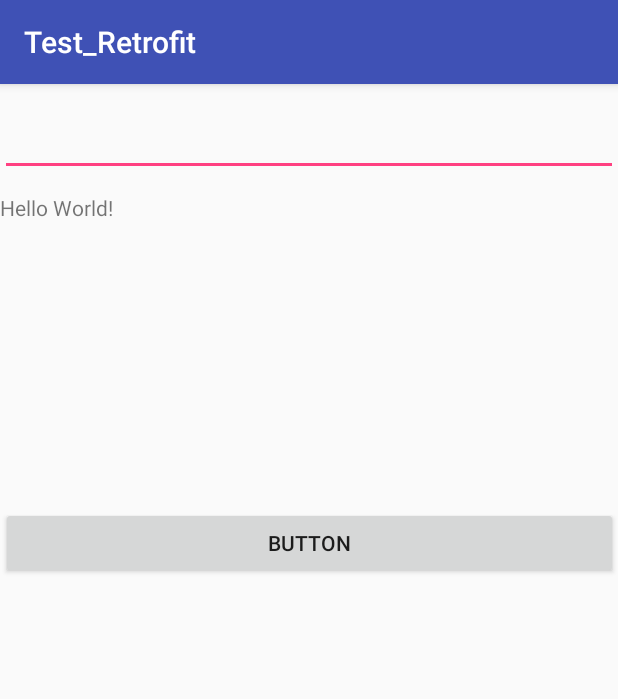
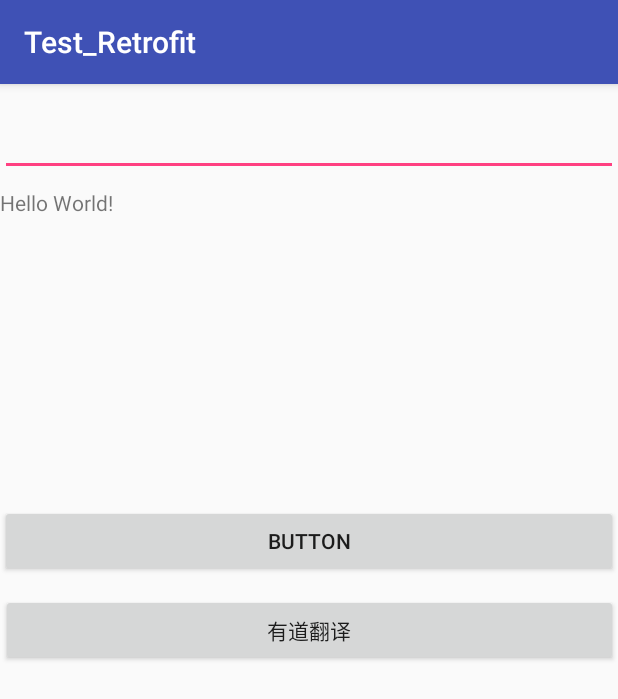
Before and after one commit to FangWolf/Test_Rerofit, an Android app: the screen it shows after launch (GetRequest_Activity), on a phone screen of 412 x 824 dp. Shown: the top 699 px of the screen. Run offline under Robolectric (Android 15) with nearby library versions, the phone set to English and light mode, and no system bars.

Commit message:
有道翻译

```diff
--- a/app/src/main/java/com/fangwolf/test_retrofit/GetRequest_Activity.java
+++ b/app/src/main/java/com/fangwolf/test_retrofit/GetRequest_Activity.java
@@ -17,8 +17,8 @@ import retrofit2.Retrofit;
 import retrofit2.converter.gson.GsonConverterFactory;
 
 public class GetRequest_Activity extends AppCompatActivity {
-    EditText editText;
-    TextView textView;
+    EditText editText,editText2;
+    TextView textView,textView2;
     @Override
     protected void onCreate(Bundle savedInstanceState) {
         super.onCreate(savedInstanceState);
@@ -27,11 +27,50 @@ public class GetRequest_Activity extends AppCompatActivity {
         editText = findViewById(R.id.edit);
         textView = findViewById(R.id.textView);
         Button button = findViewById(R.id.button);
+        Button button2 = findViewById(R.id.button2);
 
         button.setOnClickListener(new View.OnClickListener() {
             @Override
             public void onClick(View v) {
                 requset();
+            }
+        });
+        button2.setOnClickListener(new View.OnClickListener() {
+            @Override
+            public void onClick(View v) {
+                requset2();
+            }
+        });
+    }
+
+    private void requset2() {
+        //步骤4:创建Retrofit对象
+        Retrofit retrofit = new Retrofit.Builder()
+                .baseUrl("http://fanyi.youdao.com/") // 设置 网络请求 Url
+                .addConverterFactory(GsonConverterFactory.create()) //设置使用Gson解析(记得加入依赖)
+                .build();
+
+        // 步骤5:创建 网络请求接口 的实例
+        PostRequest_Interface request = retrofit.create(PostRequest_Interface.class);
+
+        //对 发送请求 进行封装(设置需要翻译的内容)
+        Call<TranslationY> call = request.getCall("I love you");
+
+        //步骤6:发送网络请求(异步)
+        call.enqueue(new Callback<TranslationY>() {
+
+            //请求成功时回调
+            @Override
+            public void onResponse(Call<TranslationY> call, Response<TranslationY> response) {
+                // 步骤7：处理返回的数据结果：输出翻译的内容
+                System.out.println(response.body().getTranslateResult().get(0).get(0).getTgt());
+            }
+
+            //请求失败时回调
+            @Override
+            public void onFailure(Call<TranslationY> call, Throwable throwable) {
+                System.out.println("请求失败");
+                System.out.println(throwable.getMessage());
             }
         });
     }
--- /dev/null
+++ b/app/src/main/java/com/fangwolf/test_retrofit/PostRequest_Interface.java
@@ -0,0 +1,15 @@
+package com.fangwolf.test_retrofit;
+
+import retrofit2.Call;
+import retrofit2.http.Field;
+import retrofit2.http.FormUrlEncoded;
+import retrofit2.http.POST;
+
+public interface PostRequest_Interface {
+    @POST("translate?doctype=json&jsonversion=&type=&keyfrom=&model=&mid=&imei=&vendor=&screen=&ssid=&network=&abtest=")
+    @FormUrlEncoded
+    Call<TranslationY> getCall(@Field("i") String targetSentence);
+    //采用@Post表示Post方法进行请求（传入部分url地址）
+    // 采用@FormUrlEncoded注解的原因:API规定采用请求格式x-www-form-urlencoded,即表单形式
+    // 需要配合@Field 向服务器提交需要的字段
+}
--- a/app/src/main/res/layout/activity_main.xml
+++ b/app/src/main/res/layout/activity_main.xml
@@ -8,38 +8,51 @@
     tools:context=".GetRequest_Activity"
     tools:layout_editor_absoluteY="81dp">
 
+    <Button
+        android:id="@+id/button2"
+        android:layout_width="411dp"
+        android:layout_height="wrap_content"
+        android:layout_marginBottom="380dp"
+        android:text="有道翻译"
+        app:layout_constraintBottom_toBottomOf="parent"
+        app:layout_constraintEnd_toEndOf="parent"
+        app:layout_constraintStart_toStartOf="parent"
+        app:layout_constraintTop_toBottomOf="@+id/button"
+        />
+
     <EditText
         android:id="@+id/edit"
-        android:layout_width="match_parent"
+        android:layout_width="0dp"
         android:layout_height="wrap_content"
-        android:layout_marginBottom="11dp"
+        android:layout_marginBottom="8dp"
         android:layout_marginTop="16dp"
         app:layout_constraintBottom_toTopOf="@+id/textView"
         app:layout_constraintEnd_toEndOf="parent"
         app:layout_constraintStart_toStartOf="parent"
-        app:layout_constraintTop_toTopOf="parent"/>
+        app:layout_constraintTop_toTopOf="parent"
+        />
 
     <TextView
         android:id="@+id/textView"
-        android:layout_width="411dp"
+        android:layout_width="0dp"
         android:layout_height="0dp"
-        android:layout_marginBottom="13dp"
+        android:layout_marginBottom="15dp"
         android:text="Hello World!"
         app:layout_constraintBottom_toTopOf="@+id/button"
         app:layout_constraintEnd_toEndOf="parent"
-        app:layout_constraintHorizontal_bias="0.0"
         app:layout_constraintStart_toStartOf="parent"
         app:layout_constraintTop_toBottomOf="@+id/edit"
         />
 
     <Button
         android:id="@+id/button"
-        android:layout_width="411dp"
+        android:layout_width="0dp"
         android:layout_height="wrap_content"
-        android:layout_marginBottom="438dp"
+        android:layout_marginBottom="11dp"
         android:text="Button"
-        app:layout_constraintBottom_toBottomOf="parent"
+        app:layout_constraintBottom_toTopOf="@+id/button2"
         app:layout_constraintEnd_toEndOf="parent"
+        app:layout_constraintStart_toStartOf="parent"
         app:layout_constraintTop_toBottomOf="@+id/textView"
         />
 
```
Also changed, not shown: app/src/main/java/com/fangwolf/test_retrofit/TranslationY.java (added, +68 -0 lines).
